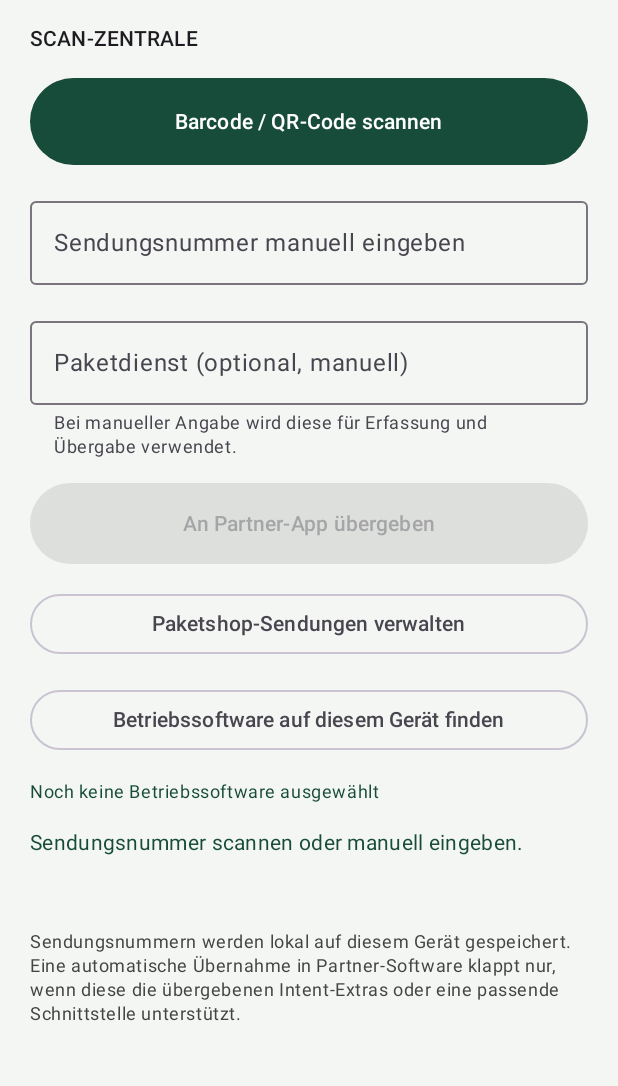
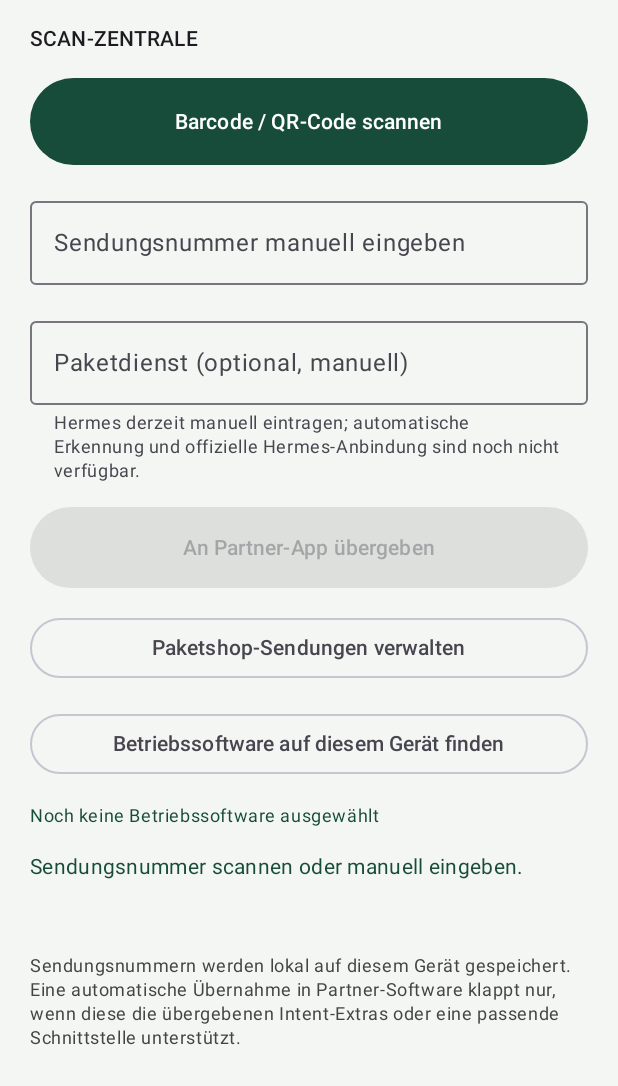
Before and after one commit to mouzzlii/Fuck, an Android app built with Jetpack Compose: the screen it shows after launch (MainActivity), on a phone screen of 412 x 824 dp, the part 150-1236 px from its top. Run offline under Robolectric (Android 15) with nearby library versions, the phone set to English and light mode, and no system bars; libraries missing offline, so code that uses them is left out: androidx.camera.core, androidx.camera.lifecycle, androidx.camera.view, com.google.mlkit.vision.

Commit message:
ui: clarify manual Hermes carrier selection

```diff
--- a/app/src/main/java/de/trakuna/app/MainActivity.kt
+++ b/app/src/main/java/de/trakuna/app/MainActivity.kt
@@ -227,8 +227,8 @@ class MainActivity : ComponentActivity() {
                             onValueChange = { carrierOverride = it.take(80) },
                             modifier = Modifier.fillMaxWidth(),
                             label = { Text("Paketdienst (optional, manuell)") },
-                            placeholder = { Text("z. B. DHL, DPD, GLS, Österreichische Post, UPS") },
-                            supportingText = { Text("Bei manueller Angabe wird diese für Erfassung und Übergabe verwendet.") },
+                            placeholder = { Text("z. B. Hermes, DHL, DPD, GLS, Österreichische Post, UPS") },
+                            supportingText = { Text("Hermes derzeit manuell eintragen; automatische Erkennung und offizielle Hermes-Anbindung sind noch nicht verfügbar.") },
                             singleLine = true
                         )
                         Button(
```
